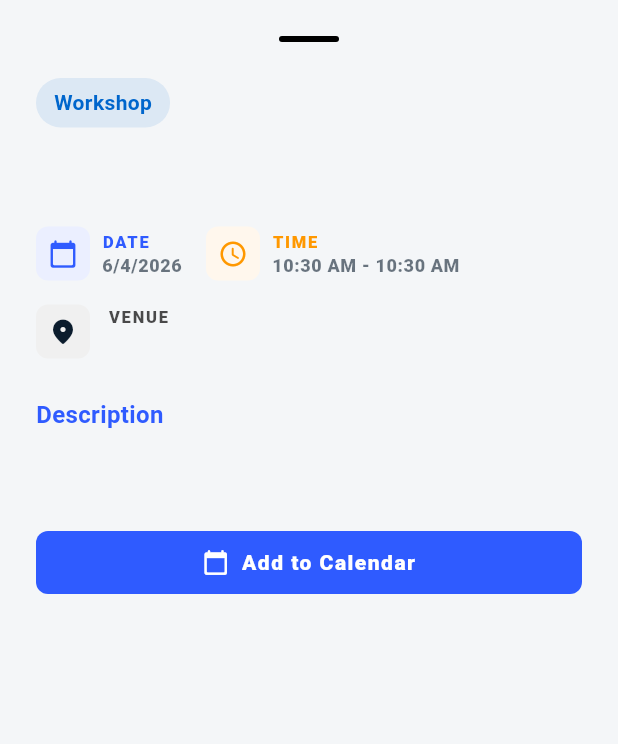
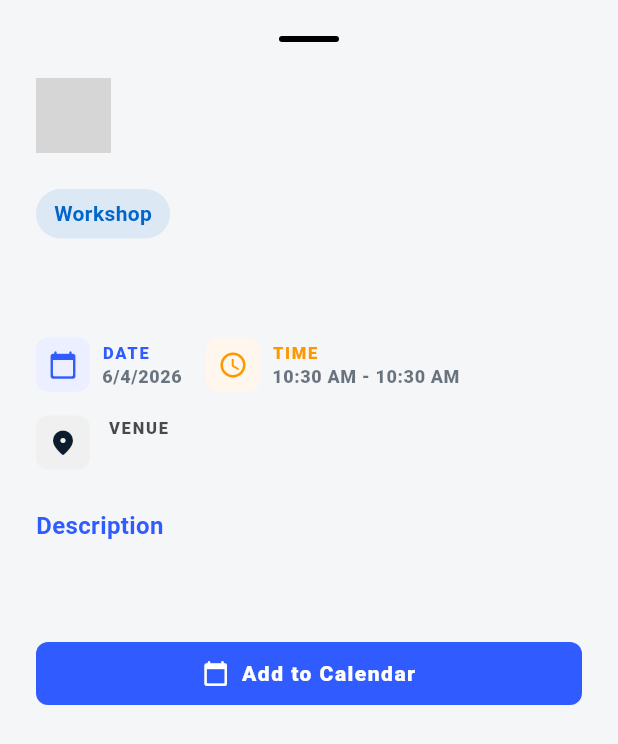
Before and after one commit to purvadeepak16/ieeeapp, a Flutter app: the EventDetailsSheet widget shown alone on an empty page, opened directly with empty values, on a phone screen of 412 x 824 dp. Shown: the top 744 px of the screen. Run offline on Flutter 3.47's test engine with Material 3 defaults, Android fonts, the phone set to English and light mode, and no system bars; our stand-ins replace cloud_firestore, firebase_auth, firebase_core, flutter_riverpod, go_router, google_fonts and 6 more; missing offline and left inert: webview_flutter_android, webview_flutter_wkwebview; accounts and stored records are empty; network calls fail; grey boxes are pictures that could not be loaded.

Commit message:
Images added to Event cards

```diff
--- a/lib/widgets/event_card.dart
+++ b/lib/widgets/event_card.dart
@@ -461,6 +461,24 @@ class _EventDetailsSheetState extends ConsumerState<EventDetailsSheet> {
 
                 const SizedBox(height: 24),
 
+                // Responsive Event Image
+                if (widget.event.imageUrl != null) ...[
+                  ClipRRect(
+                    borderRadius: BorderRadius.circular(16),
+                    child: Image.asset(
+                      widget.event.imageUrl!,
+                      width: double.infinity,
+                      fit: BoxFit.fitWidth,
+                      errorBuilder: (context, error, stackTrace) => Container(
+                        color: AppColors.surfaceMuted,
+                        child: const Icon(Icons.image_not_supported,
+                            size: 50, color: Colors.grey),
+                      ),
+                    ),
+                  ),
+                  const SizedBox(height: 24),
+                ],
+
                 // Event Type
                 Container(
                   padding:
```
Also changed, not shown: lib/screens/events/providers/events_provider.dart (+19 -12 lines), pubspec.lock, 1 other file.
